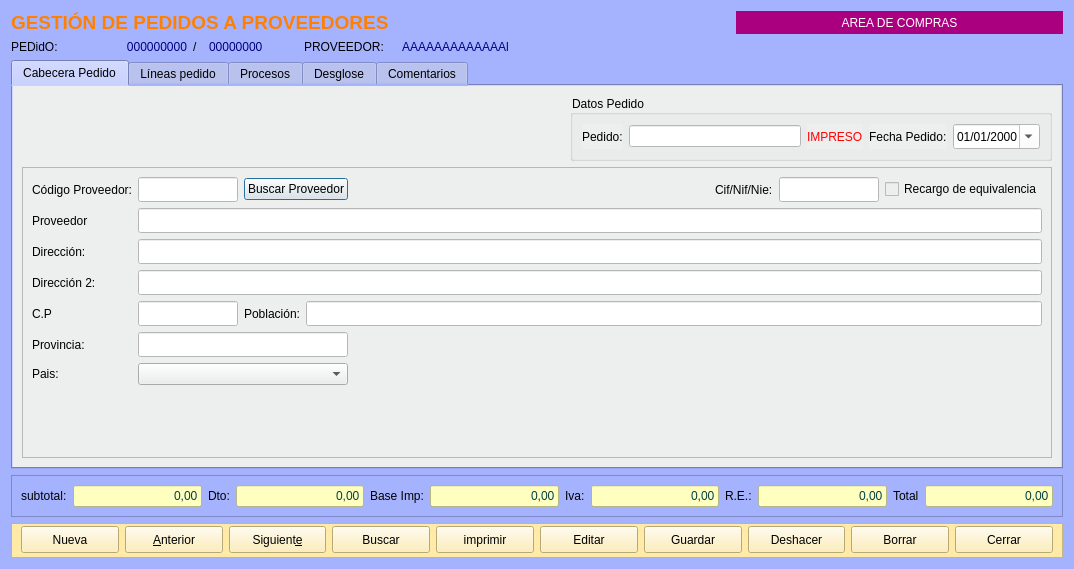
Old version of the form Zona_Compras/frmpedidosproveedor.ui in the repository arcnexus/RedFoX.
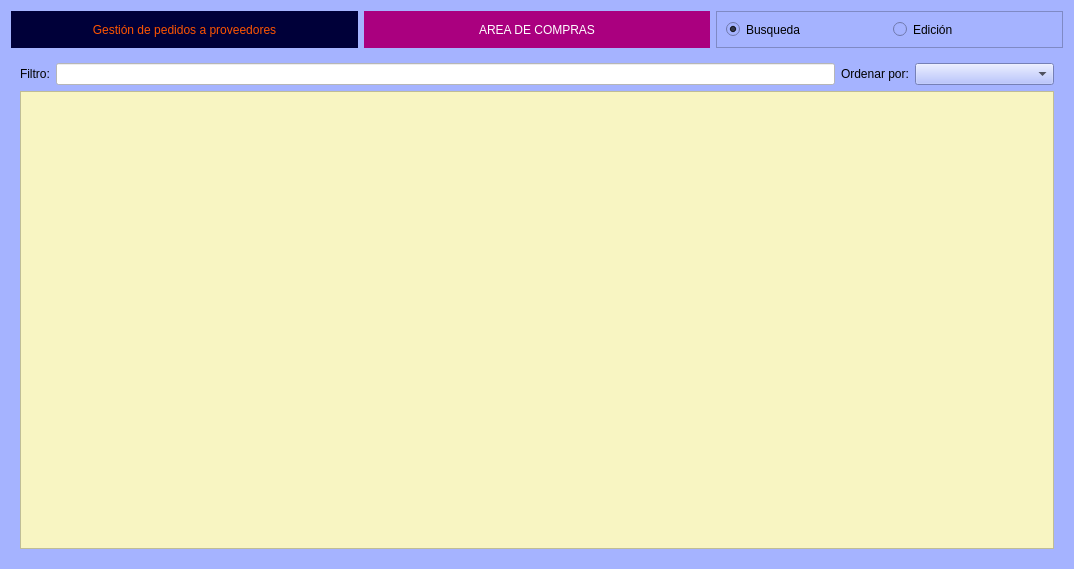
New version of the form. The open tabs and pages were chosen to show the change. Icons and pictures are not drawn.

Commit message: arreglo bug creación cuenta contable en clientes modo buscar en pedidos prov.

Diff of the .ui file:
```diff
--- a/Zona_Compras/frmpedidosproveedor.ui
+++ b/Zona_Compras/frmpedidosproveedor.ui
@@ -20,15 +20,43 @@
   <property name="styleSheet">
    <string notr="true">background-color: rgb(165, 179, 255);</string>
   </property>
-  <layout class="QGridLayout" name="gridLayout_5">
-   <item row="0" column="0" colspan="5">
-    <widget class="QLabel" name="label_36">
+  <layout class="QGridLayout" name="gridLayout_12">
+   <item row="0" column="2">
+    <widget class="QFrame" name="frame">
+     <property name="maximumSize">
+      <size>
+       <width>16777215</width>
+       <height>37</height>
+      </size>
+     </property>
+     <property name="frameShape">
+      <enum>QFrame::StyledPanel</enum>
+     </property>
+     <property name="frameShadow">
+      <enum>QFrame::Raised</enum>
+     </property>
+     <layout class="QHBoxLayout" name="horizontalLayout_9">
+      <item>
+       <widget class="QRadioButton" name="radBusqueda">
      <property name="text">
-      <string>&lt;html&gt;&lt;head/&gt;&lt;body&gt;&lt;p&gt;&lt;span style=&quot; font-size:14pt; font-weight:600; color:#ff8000;&quot;&gt;GESTIÓN DE PEDIDOS A PROVEEDORES&lt;/span&gt;&lt;/p&gt;&lt;/body&gt;&lt;/html&gt;</string>
-     </property>
-    </widget>
-   </item>
-   <item row="0" column="6">
+         <string>Busqueda</string>
+        </property>
+        <property name="checked">
+         <bool>true</bool>
+        </property>
+       </widget>
+      </item>
+      <item>
+       <widget class="QRadioButton" name="radEdicion">
+        <property name="text">
+         <string>Edición</string>
+        </property>
+       </widget>
+      </item>
+     </layout>
+    </widget>
+   </item>
+   <item row="0" column="1">
     <widget class="QLabel" name="label_22">
      <property name="minimumSize">
       <size>
@@ -48,7 +76,29 @@
      </property>
     </widget>
    </item>
-   <item row="1" column="0">
+   <item row="0" column="0">
+    <widget class="QLabel" name="label_36">
+     <property name="styleSheet">
+      <string notr="true">color: rgb(255, 85, 0);
+font: 75 16pt &quot;Nimbus Sans L&quot;;
+background-color: rgb(0, 0, 57);</string>
+     </property>
+     <property name="text">
+      <string>Gestión de pedidos a proveedores</string>
+     </property>
+     <property name="alignment">
+      <set>Qt::AlignCenter</set>
+     </property>
+    </widget>
+   </item>
+   <item row="1" column="0" colspan="3">
+    <widget class="QStackedWidget" name="stackedWidget">
+     <property name="currentIndex">
+      <number>1</number>
+     </property>
+     <widget class="QWidget" name="page">
+      <layout class="QGridLayout" name="gridLayout_5">
+       <item row="0" column="0">
     <widget class="QLabel" name="label_18">
      <property name="maximumSize">
       <size>
@@ -60,43 +110,11 @@
       <string notr="true">color: rgb(0, 0, 0);</string>
      </property>
      <property name="text">
-      <string>PEDidO:</string>
+          <string>PEDIDO:</string>
      </property>
     </widget>
    </item>
-   <item row="1" column="1">
-    <widget class="QLabel" name="lblSerie">
-     <property name="maximumSize">
-      <size>
-       <width>78</width>
-       <height>16777215</height>
-      </size>
-     </property>
-     <property name="styleSheet">
-      <string notr="true">color: rgb(0, 0, 127)</string>
-     </property>
-     <property name="text">
-      <string>000000000</string>
-     </property>
-     <property name="alignment">
-      <set>Qt::AlignRight|Qt::AlignTrailing|Qt::AlignVCenter</set>
-     </property>
-    </widget>
-   </item>
-   <item row="1" column="2">
-    <widget class="QLabel" name="label_24">
-     <property name="maximumSize">
-      <size>
-       <width>10</width>
-       <height>16777215</height>
-      </size>
-     </property>
-     <property name="text">
-      <string>/</string>
-     </property>
-    </widget>
-   </item>
-   <item row="1" column="3">
+       <item row="0" column="1">
     <widget class="QLabel" name="lblnumero_pedido">
      <property name="maximumSize">
       <size>
@@ -112,7 +130,7 @@
      </property>
     </widget>
    </item>
-   <item row="1" column="4">
+       <item row="0" column="2">
     <widget class="QLabel" name="label_21">
      <property name="maximumSize">
       <size>
@@ -128,7 +146,7 @@
      </property>
     </widget>
    </item>
-   <item row="1" column="5">
+       <item row="0" column="3">
     <widget class="QLabel" name="lblnombreProveedor">
      <property name="styleSheet">
       <string notr="true">color: rgb(0, 0, 127)</string>
@@ -138,7 +156,7 @@
      </property>
     </widget>
    </item>
-   <item row="2" column="0" colspan="7">
+       <item row="1" column="0" colspan="4">
     <widget class="QTabWidget" name="tabWidget_2">
      <property name="styleSheet">
       <string notr="true"/>
@@ -2006,7 +2024,7 @@
      </widget>
     </widget>
    </item>
-   <item row="3" column="0" colspan="7">
+       <item row="2" column="0" colspan="4">
     <widget class="QFrame" name="frame_3">
      <property name="frameShape">
       <enum>QFrame::StyledPanel</enum>
@@ -2207,7 +2225,7 @@
      </layout>
     </widget>
    </item>
-   <item row="4" column="0" colspan="7">
+       <item row="3" column="0" colspan="4">
     <widget class="QFrame" name="frame_4">
      <property name="minimumSize">
       <size>
@@ -2471,6 +2489,83 @@
        </widget>
       </item>
      </layout>
+        </widget>
+       </item>
+      </layout>
+      <zorder>label_18</zorder>
+      <zorder>lblnumero_pedido</zorder>
+      <zorder>lblnumero_pedido</zorder>
+      <zorder>tabWidget_2</zorder>
+      <zorder>label_21</zorder>
+      <zorder>lblnombreProveedor</zorder>
+      <zorder>frame_3</zorder>
+      <zorder>frame_4</zorder>
+     </widget>
+     <widget class="QWidget" name="page_2">
+      <layout class="QGridLayout" name="gridLayout_13">
+       <item row="0" column="0">
+        <layout class="QHBoxLayout" name="horizontalLayout_10">
+         <item>
+          <widget class="QLabel" name="label_33">
+           <property name="text">
+            <string>Filtro:</string>
+           </property>
+          </widget>
+         </item>
+         <item>
+          <widget class="QLineEdit" name="txtBuscar">
+           <property name="styleSheet">
+            <string notr="true">background-color: rgb(255, 255, 255);</string>
+           </property>
+          </widget>
+         </item>
+         <item>
+          <widget class="QLabel" name="label_24">
+           <property name="text">
+            <string>Ordenar por:</string>
+           </property>
+          </widget>
+         </item>
+         <item>
+          <widget class="QComboBox" name="cboOrdenar_por">
+           <property name="minimumSize">
+            <size>
+             <width>139</width>
+             <height>0</height>
+            </size>
+           </property>
+          </widget>
+         </item>
+        </layout>
+       </item>
+       <item row="1" column="0">
+        <widget class="QTableView" name="tabla">
+         <property name="styleSheet">
+          <string notr="true">alternate-background-color: rgb(255, 255, 255);
+background-color: rgb(248, 245, 194);</string>
+         </property>
+         <property name="alternatingRowColors">
+          <bool>true</bool>
+         </property>
+         <property name="selectionMode">
+          <enum>QAbstractItemView::SingleSelection</enum>
+         </property>
+         <property name="selectionBehavior">
+          <enum>QAbstractItemView::SelectRows</enum>
+         </property>
+         <attribute name="horizontalHeaderShowSortIndicator" stdset="0">
+          <bool>false</bool>
+         </attribute>
+         <attribute name="horizontalHeaderStretchLastSection">
+          <bool>true</bool>
+         </attribute>
+         <attribute name="verticalHeaderVisible">
+          <bool>false</bool>
+         </attribute>
+        </widget>
+       </item>
+      </layout>
+     </widget>
     </widget>
    </item>
   </layout>
```
Left out of the diff: 158 changed lines with no effect on the pictures. Lines whose indentation alone changed are shown as unchanged. The commit also changes 7 other files.
